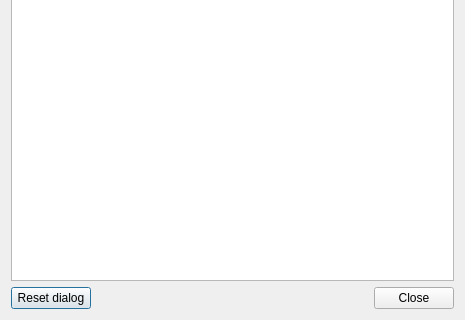
Giswater/giswater_qgis_plugin, file core/ui/menu/load_menu.ui: the form before one commit; both pictures show x 0 to 465 and y 170 to 490 of the 465 by 490 pixel window.
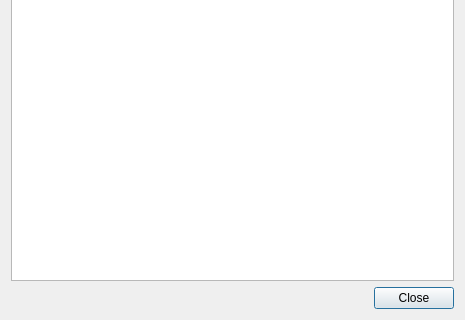
The form after the commit.

Commit message: Enhancement: giswater menu, remove button for reset position dialog from manage config ui and put it into submenu "actions"

```diff
--- a/core/ui/menu/load_menu.ui
+++ b/core/ui/menu/load_menu.ui
@@ -14,13 +14,6 @@
    <string>Dialog</string>
   </property>
   <layout class="QGridLayout" name="gridLayout_2">
-   <item row="1" column="0">
-    <widget class="QPushButton" name="btn_reset_dialog">
-     <property name="text">
-      <string>Reset dialog</string>
-     </property>
-    </widget>
-   </item>
    <item row="1" column="1">
     <spacer name="horizontalSpacer_2">
      <property name="orientation">
```
The commit also changes 1 other file.
